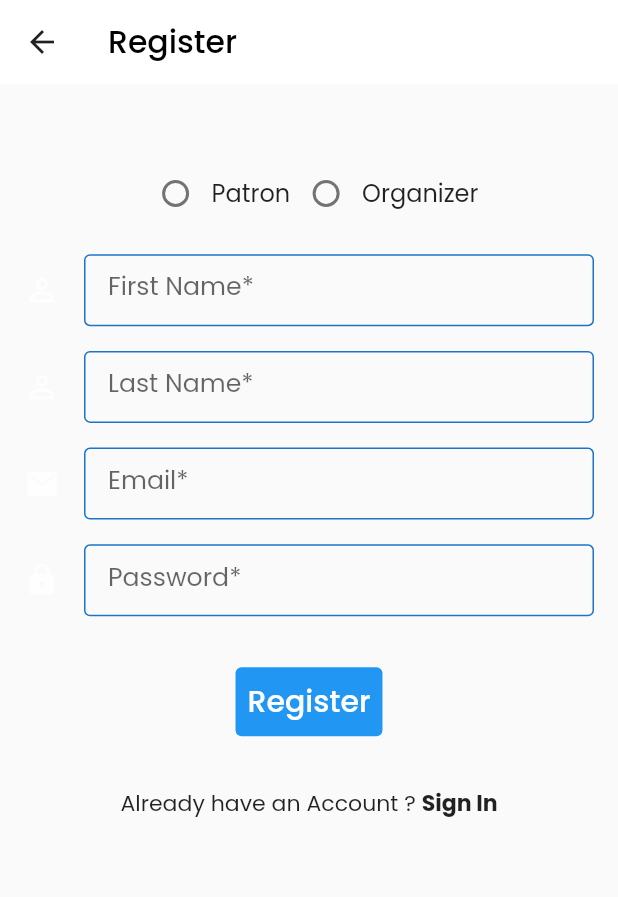
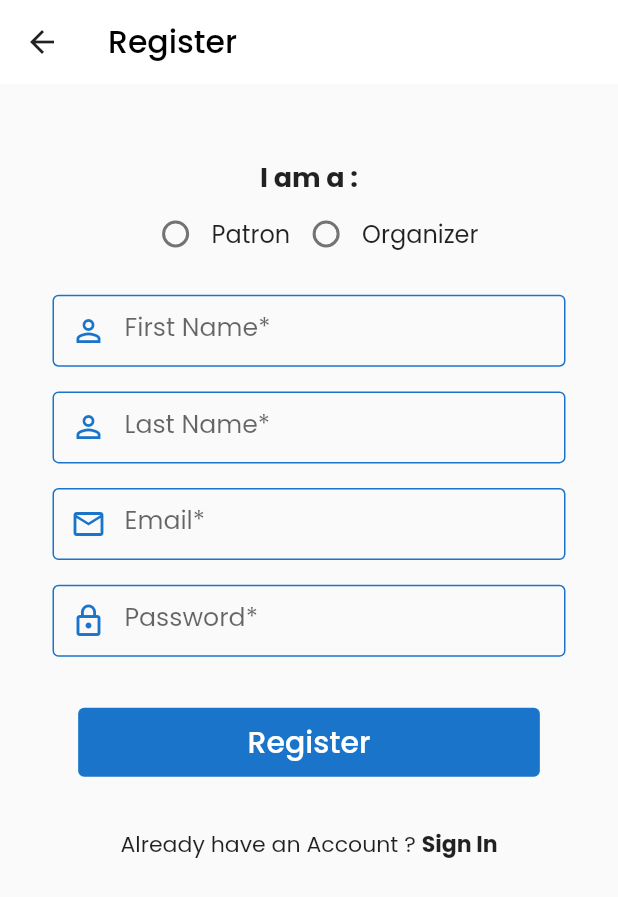
Before and after one commit to jasminetracey/eband-mobile, a Flutter app: the RegisterScreen screen opened by its route, on a phone screen of 412 x 824 dp. Shown: the top 897 px of the screen. Run offline on Flutter 3.47's test engine with Material 2 defaults, Android fonts, the phone set to English and light mode, and no system bars; our stand-ins replace cloud_firestore, firebase_analytics, firebase_auth, firebase_storage, font_awesome_flutter, google_fonts and 1 more; missing offline and left inert: barcode_scan; accounts and stored records are empty; project files that could hold a hidden picture were left out.

Commit message:
updated readme, login, register and settings

```diff
--- a/lib/screens/auth/register.dart
+++ b/lib/screens/auth/register.dart
@@ -1,8 +1,11 @@
 import 'package:eband/models/user.dart';
 import 'package:eband/router.dart';
 import 'package:eband/screens/components/platform_exception_alert_dialog.dart';
+import 'package:eband/utils/app_colors.dart';
 import 'package:eband/utils/app_helpers.dart';
 import 'package:eband/services/firebase_auth_service.dart';
+import 'package:eband/utils/app_text_styles.dart';
+import 'package:eband/utils/validators.dart';
 import 'package:flutter/material.dart';
 import 'package:flutter/services.dart';
 import 'package:provider/provider.dart';
@@ -13,6 +16,7 @@ class RegisterScreen extends StatefulWidget {
 }
 
 class _RegisterScreenState extends State<RegisterScreen> {
+  final GlobalKey<ScaffoldState> _scaffoldKey = GlobalKey<ScaffoldState>();
   final GlobalKey<FormState> _formKey = GlobalKey<FormState>();
   bool _autoValidate = false;
 
@@ -28,6 +32,7 @@ class _RegisterScreenState extends State<RegisterScreen> {
   @override
   Widget build(BuildContext context) {
     return Scaffold(
+      key: _scaffoldKey,
       appBar: AppBar(
         title: const Text('Register'),
       ),
@@ -37,11 +42,21 @@ class _RegisterScreenState extends State<RegisterScreen> {
           child: Form(
             key: _formKey,
             autovalidate: _autoValidate,
+            child: Center(
+              child: FractionallySizedBox(
+                widthFactor: 0.9,
                 child: Column(
                   crossAxisAlignment: CrossAxisAlignment.center,
                   mainAxisAlignment: MainAxisAlignment.center,
                   children: <Widget>[
                     verticalSpaceMedium(context),
+                    Text(
+                      'I am a :',
+                      style: TextStyle(
+                        fontWeight: FontWeight.bold,
+                        fontSize: 18.0,
+                      ),
+                    ),
                     Row(
                       mainAxisAlignment: MainAxisAlignment.center,
                       children: <Widget>[
@@ -71,8 +86,12 @@ class _RegisterScreenState extends State<RegisterScreen> {
                     TextFormField(
                       keyboardType: TextInputType.text,
                       onSaved: (value) => _firstName = value,
+                      validator: Validators.validateName,
                       decoration: const InputDecoration(
-                    icon: Icon(Icons.person_outline),
+                        prefixIcon: Icon(
+                          Icons.person_outline,
+                          color: AppColors.primaryColor,
+                        ),
                         labelText: 'First Name*',
                       ),
                     ),
@@ -80,8 +99,12 @@ class _RegisterScreenState extends State<RegisterScreen> {
                     TextFormField(
                       keyboardType: TextInputType.text,
                       onSaved: (value) => _lastName = value,
+                      validator: Validators.validateName,
                       decoration: const InputDecoration(
-                    icon: Icon(Icons.person_outline),
+                        prefixIcon: Icon(
+                          Icons.person_outline,
+                          color: AppColors.primaryColor,
+                        ),
                         labelText: 'Last Name*',
                       ),
                     ),
@@ -89,8 +112,12 @@ class _RegisterScreenState extends State<RegisterScreen> {
                     TextFormField(
                       keyboardType: TextInputType.emailAddress,
                       onSaved: (value) => _email = value,
+                      validator: Validators.validateEmail,
                       decoration: const InputDecoration(
-                    icon: Icon(Icons.mail),
+                        prefixIcon: Icon(
+                          Icons.mail_outline,
+                          color: AppColors.primaryColor,
+                        ),
                         labelText: 'Email*',
                       ),
                     ),
@@ -98,23 +125,27 @@ class _RegisterScreenState extends State<RegisterScreen> {
                     TextFormField(
                       obscureText: true,
                       onSaved: (value) => _password = value,
+                      validator: Validators.validatePassword,
                       decoration: const InputDecoration(
-                    icon: Icon(Icons.lock),
+                        prefixIcon: Icon(
+                          Icons.lock_outline,
+                          color: AppColors.primaryColor,
+                        ),
                         labelText: 'Password*',
                       ),
                     ),
                     verticalSpaceMedium(context),
-                FlatButton(
-                  color: Colors.blue,
-                  textColor: Colors.white,
-                  disabledColor: Colors.grey,
-                  disabledTextColor: Colors.black,
+                    FractionallySizedBox(
+                      widthFactor: 0.9,
+                      child: FlatButton(
+                        color: AppColors.primaryColor,
+                        textColor: AppColors.whiteColor,
                         padding: const EdgeInsets.all(8.0),
-                  splashColor: Colors.blueAccent,
                         onPressed: () => register(),
                         child: const Text(
                           'Register',
                           style: TextStyle(fontSize: 20.0),
+                        ),
                       ),
                     ),
                     verticalSpaceMedium(context),
@@ -141,11 +172,16 @@ class _RegisterScreenState extends State<RegisterScreen> {
               ),
             ),
           ),
+        ),
+      ),
     );
   }
 
   Future<void> register() async {
     if (_formKey.currentState.validate()) {
+      if (_userType == null) {
+        _showSnackBar('Please select user type');
+      } else {
         _formKey.currentState.save();
         try {
           final auth = Provider.of<FirebaseAuthService>(context, listen: false);
@@ -157,8 +193,19 @@ class _RegisterScreenState extends State<RegisterScreen> {
             exception: e,
           );
         }
+      }
     } else {
       setState(() => _autoValidate = true);
     }
   }
+
+  void _showSnackBar(String message) {
+    final snackBar = SnackBar(
+      content: Text(
+        message,
+        style: AppTextStyles.bodyTextWhite,
+      ),
+    );
+    _scaffoldKey.currentState.showSnackBar(snackBar);
   }
+}
```
Also changed, not shown: lib/screens/auth/login.dart (+23 -8 lines), lib/screens/settings_screen.dart (+9 -2 lines), 3 other files. Lines whose indentation alone changed are shown as unchanged.
